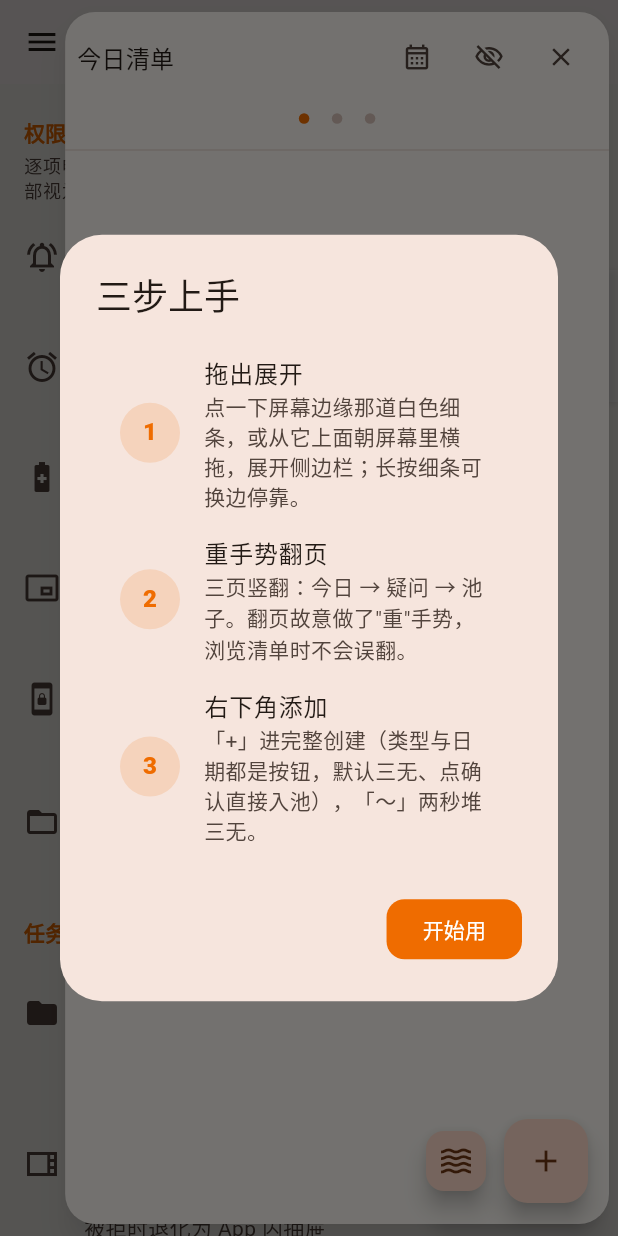
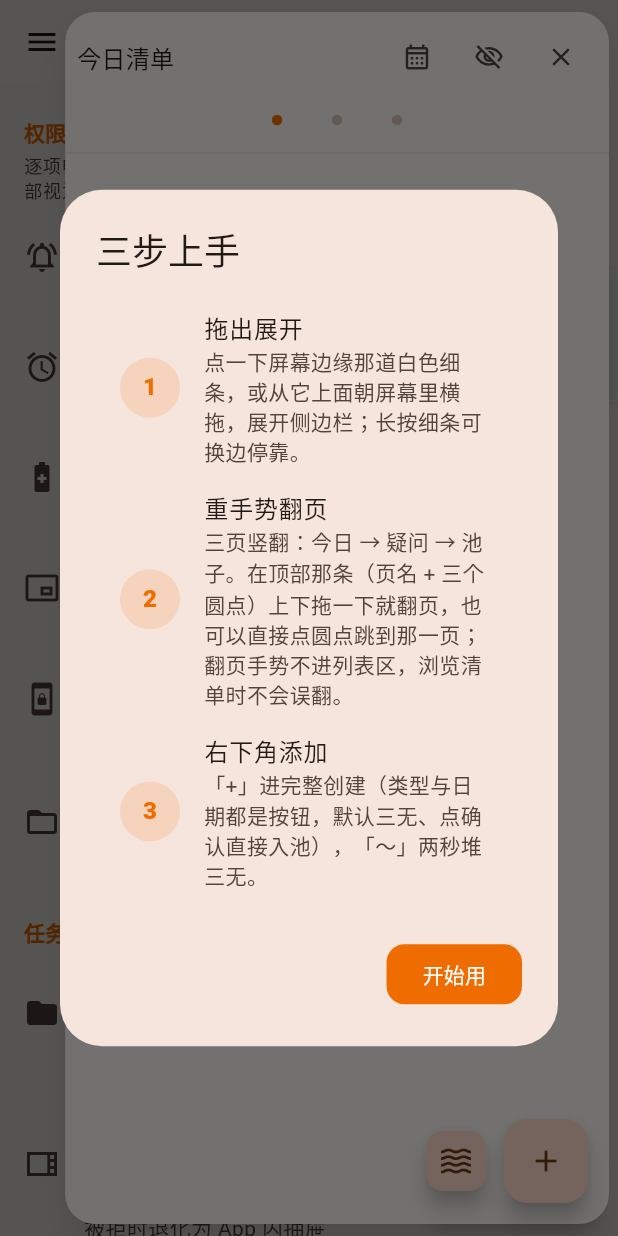
Before and after one commit to lumen-one/gtd_todo, a Flutter app: the screen it shows after launch, after a tap on the "menu" icon, after a tap on the "swipe left alt" icon, after a tap on "侧边栏", on a phone screen of 412 x 824 dp. Run offline on Flutter 3.47's test engine with Material 3 defaults, Android fonts, the phone set to English and light mode, and no system bars; our stand-ins replace file_picker, permission_handler.

Commit message:
fix(侧边栏): 翻页手势区从 34dp 圆点条扩到整条面板头
竖滑重手势原先只绑在三个圆点那一条（34dp 高），阈值还是屏高的 38%
（≈290dp）+ 速度 1200dp/s——能翻，但要先精准戳中窄条、再拖将近三分之一
屏，手感上等于翻不动（§6.0 写的是"面板头部/空白区提供翻页"）。

- 手势区 = 面板头整条（页名行 + 圆点行），阈值改绝对行程 90dp / 800dp·s⁻¹；
  列表区仍只滚动不翻页，"重手势防误翻"的初衷保住。
- 圆点同时是跳转靶：点哪个跳哪页（原先只能点左右半区 ±1，没有 affordance）。
- 不做横滑翻页：面板那层的横滑是 §6.5 隐私过头用的，PageView 接管横方向
  会把它吃掉。

```diff
--- a/lib/ui/panels/side_panel.dart
+++ b/lib/ui/panels/side_panel.dart
@@ -67,46 +67,10 @@ class _SidePanelState extends State<SidePanel> {
         bottom: false,
         child: Column(
           children: [
-            // 面板头：页名 + 翻页点（重手势区）+ 日历 / 隐私 / 设置? / 关闭
-            Padding(
-              padding: const EdgeInsets.fromLTRB(8, 6, 8, 0),
-              child: Row(
-                children: [
-                  AnimatedBuilder(
-                    animation: widget.pageCtrl,
-                    builder: (context, _) => Text(
-                      _pageNames[(widget.pageCtrl.hasClients
-                              ? (widget.pageCtrl.page ?? 0)
-                              : 0)
-                          .round()],
-                      style: theme.textTheme.titleMedium,
-                    ),
-                  ),
-                  const Spacer(),
-                  IconButton(
-                    tooltip: '日历',
-                    icon: const Icon(Icons.calendar_month_outlined, size: 20),
-                    onPressed: widget.onOpenCalendar,
-                  ),
-                  IconButton(
-                    tooltip: '隐私过头（只留输入）',
-                    icon: const Icon(Icons.visibility_off_outlined, size: 20),
-                    onPressed: widget.onPrivacy,
-                  ),
-                  if (widget.onOpenSettings != null)
-                    IconButton(
-                      tooltip: '打开应用设置（周期任务 / 主题 / 权限）',
-                      icon: const Icon(Icons.settings_outlined, size: 20),
-                      onPressed: widget.onOpenSettings,
-                    ),
-                  IconButton(
-                    icon: const Icon(Icons.close, size: 20),
-                    onPressed: widget.onClose,
-                  ),
-                ],
-              ),
-            ),
-            // 翻页区：点击左右半区翻页 + 上下重手势（行程/速度阈值放大）
+            // 面板头：页名 + 翻页点（重手势区）+ 日历 / 隐私 / 设置? / 关闭。
+            // 翻页手势绑在**整条头部**：列表区只滚动、不翻页（§6.0 的重手势防误
+            // 翻仍然成立，只是不必再让用户去戳那条 34dp 的圆点条）。横滑一律不
+            // 接管——那是 §6.5 隐私过头用的手势。
             GestureDetector(
               behavior: HitTestBehavior.opaque,
               onTapUp: (d) {
@@ -117,36 +81,82 @@ class _SidePanelState extends State<SidePanel> {
               onVerticalDragUpdate: (d) => _pageDragAccum += d.delta.dy,
               onVerticalDragEnd: (d) =>
                   widget.onPageDragEnd(d, _pageDragAccum),
-              child: AnimatedBuilder(
+              child: Column(
+                mainAxisSize: MainAxisSize.min,
+                children: [
+                  Padding(
+                    padding: const EdgeInsets.fromLTRB(8, 6, 8, 0),
+                    child: Row(
+                      children: [
+                        AnimatedBuilder(
+                          animation: widget.pageCtrl,
+                          builder: (context, _) => Text(
+                            _pageNames[_currentPage],
+                            style: theme.textTheme.titleMedium,
+                          ),
+                        ),
+                        const Spacer(),
+                        IconButton(
+                          tooltip: '日历',
+                          icon: const Icon(Icons.calendar_month_outlined,
+                              size: 20),
+                          onPressed: widget.onOpenCalendar,
+                        ),
+                        IconButton(
+                          tooltip: '隐私过头（只留输入）',
+                          icon: const Icon(Icons.visibility_off_outlined,
+                              size: 20),
+                          onPressed: widget.onPrivacy,
+                        ),
+                        if (widget.onOpenSettings != null)
+                          IconButton(
+                            tooltip: '打开应用设置（周期任务 / 主题 / 权限）',
+                            icon: const Icon(Icons.settings_outlined,
+                                size: 20),
+                            onPressed: widget.onOpenSettings,
+                          ),
+                        IconButton(
+                          icon: const Icon(Icons.close, size: 20),
+                          onPressed: widget.onClose,
+                        ),
+                      ],
+                    ),
+                  ),
+                  // 翻页点：整条头部都能上下重手势翻页，圆点本身另外可直接点。
+                  AnimatedBuilder(
                     animation: widget.pageCtrl,
                     builder: (context, _) => SizedBox(
-                  height: 34,
+                      height: 36,
                       child: Row(
                         mainAxisAlignment: MainAxisAlignment.center,
+                        mainAxisSize: MainAxisSize.min,
                         children: [
                           for (var i = 0; i < 3; i++)
-                        Container(
-                          width: 22,
-                          height: 22,
-                          alignment: Alignment.center,
+                            GestureDetector(
+                              behavior: HitTestBehavior.opaque,
+                              onTap: () => _pageTo(i),
+                              child: SizedBox(
+                                width: 40,
+                                height: 36,
+                                child: Center(
                                   child: Container(
                                     width: 7,
                                     height: 7,
                                     decoration: BoxDecoration(
                                       shape: BoxShape.circle,
-                              color: i ==
-                                      ((widget.pageCtrl.hasClients
-                                              ? widget.pageCtrl.page ?? 0
-                                              : 0)
-                                          .round())
+                                      color: i == _currentPage
                                           ? AppColors.accent
                                           : theme.colorScheme.outlineVariant,
+                                    ),
+                                  ),
                                 ),
                               ),
                             ),
                         ],
                       ),
                     ),
+                  ),
+                ],
               ),
             ),
             const Divider(height: 8),
@@ -176,12 +186,24 @@ class _SidePanelState extends State<SidePanel> {
     );
   }
 
+  /// 当前页序号（PageView 还没挂上时按第 1 页算）。
+  int get _currentPage =>
+      (widget.pageCtrl.hasClients ? (widget.pageCtrl.page ?? 0) : 0).round();
+
   void _pageFlip(BuildContext context, int delta) {
     if (!widget.pageCtrl.hasClients) return;
-    final page = (widget.pageCtrl.page ?? 0).round().clamp(0, 2);
+    final page = _currentPage.clamp(0, 2);
     final target = page + delta;
     if (target < 0 || target > 2) return;
     widget.pageCtrl.animateToPage(target,
+        duration: const Duration(milliseconds: 260),
+        curve: Curves.easeOutCubic);
+  }
+
+  /// 点圆点直接跳页（比"点左右半区 ±1"直白，靶也够大）。
+  void _pageTo(int page) {
+    if (!widget.pageCtrl.hasClients) return;
+    widget.pageCtrl.animateToPage(page.clamp(0, 2),
         duration: const Duration(milliseconds: 260),
         curve: Curves.easeOutCubic);
   }
@@ -303,7 +325,9 @@ class PanelOnboardDialog extends StatelessWidget {
   Widget build(BuildContext context) {
     const steps = [
       (Icons.swipe_left_alt, '拖出展开', '点一下屏幕边缘那道白色细条，或从它上面朝屏幕里横拖，展开侧边栏；长按细条可换边停靠。'),
-      (Icons.swap_vert, '重手势翻页', '三页竖翻：今日 → 疑问 → 池子。翻页故意做了"重"手势，浏览清单时不会误翻。'),
+      (Icons.swap_vert, '重手势翻页',
+          '三页竖翻：今日 → 疑问 → 池子。在顶部那条（页名 + 三个圆点）上下拖一下就翻页，'
+          '也可以直接点圆点跳到那一页；翻页手势不进列表区，浏览清单时不会误翻。'),
       (Icons.add_circle_outline, '右下角添加',
           '「+」进完整创建（类型与日期都是按钮，默认三无、点确认直接入池），「～」两秒堆三无。'),
     ];
--- a/lib/ui/shells/android_shell.dart
+++ b/lib/ui/shells/android_shell.dart
@@ -40,8 +40,8 @@ class _AndroidShellState extends State<AndroidShell> {
   int _seenPanelRequest = 0;
   int _seenCloseRequest = 0;
 
-  static const double _pageFlingVelocity = 1200; // 重手势：速度阈值
-  static const double _pageDragRatio = 0.38; // 重手势：行程阈值
+  static const double _pageFlingVelocity = 800; // 重手势：速度阈值（dp/s）
+  static const double _pageDragDistance = 90; // 重手势：行程阈值（dp）
 
   @override
   void initState() {
@@ -127,11 +127,13 @@ class _AndroidShellState extends State<AndroidShell> {
         duration: const Duration(milliseconds: 260), curve: Curves.easeOutCubic);
   }
 
-  void _onPageDragEnd(DragEndDetails d, double height, double accum) {
+  /// [accum] = 本次竖拖的累计位移（dp，向下为正）。翻页手势只绑在面板头部，
+  /// 所以阈值不必按屏高放大——按屏高的 38% 算时，等于要拖将近三分之一屏才翻得动。
+  void _onPageDragEnd(DragEndDetails d, double accum) {
     final v = d.velocity.pixelsPerSecond.dy;
-    if (v < -_pageFlingVelocity || accum < -height * _pageDragRatio) {
+    if (v < -_pageFlingVelocity || accum < -_pageDragDistance) {
       _pageBy(1);
-    } else if (v > _pageFlingVelocity || accum > height * _pageDragRatio) {
+    } else if (v > _pageFlingVelocity || accum > _pageDragDistance) {
       _pageBy(-1);
     }
   }
@@ -255,8 +257,7 @@ class _AndroidShellState extends State<AndroidShell> {
           child: SidePanel(
             controller: widget.controller,
             pageCtrl: _pageCtrl,
-            onPageDragEnd: (d, accum) =>
-                _onPageDragEnd(d, size.height - 40, accum),
+            onPageDragEnd: (d, accum) => _onPageDragEnd(d, accum),
             onClose: _closePanel,
             onPrivacy: _enterPrivacy,
             onOpenCalendar: () =>
```
Also changed, not shown: lib/overlay_main.dart (+6 -7 lines). Lines whose indentation alone changed are shown as unchanged.
